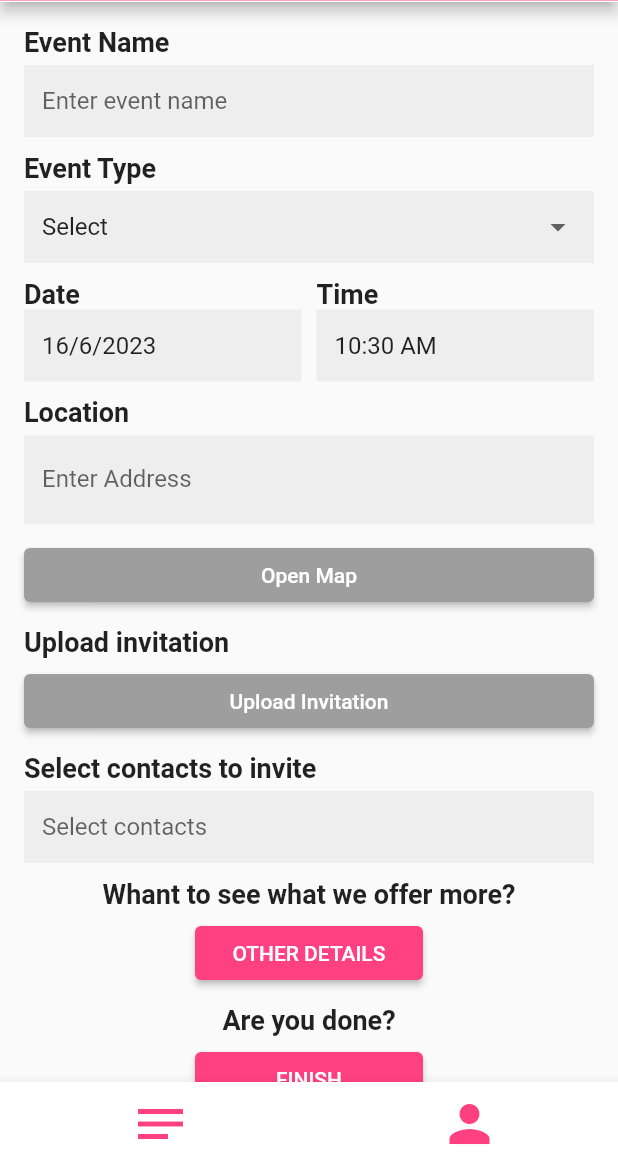
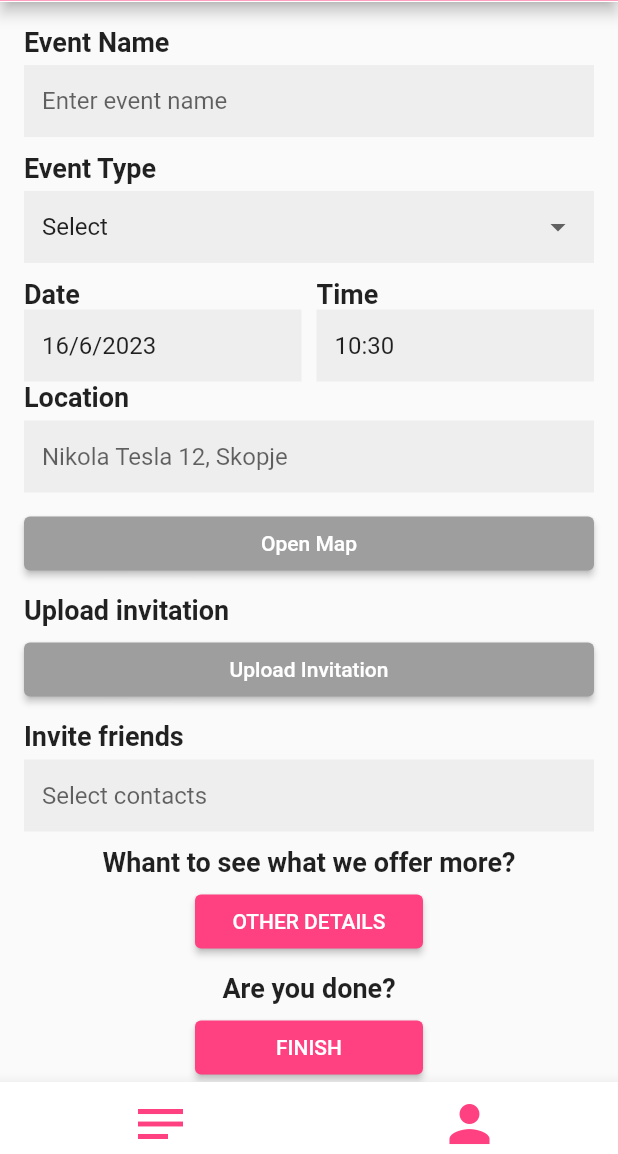
Before and after one commit to pecalevskastefani/event_planner, a Flutter app: the screen it shows after launch, after a tap on "CREATE EVENT", on a phone screen of 412 x 824 dp, the part 82-1236 px from its top. Run offline on Flutter 3.47's test engine with Material 2 defaults, Android fonts, the phone set to English and light mode, and no system bars; our stand-ins replace file_picker; network calls fail.

Commit message:
Code improvements

```diff
--- /dev/null
+++ b/lib/customViews/CustomAppBars.dart
@@ -0,0 +1,61 @@
+import 'package:flutter/material.dart';
+
+class CustomAppBar extends StatelessWidget implements PreferredSizeWidget {
+  final String title;
+
+  CustomAppBar({required this.title});
+
+  @override
+  Widget build(BuildContext context) {
+    return AppBar(
+      title: Text(title),
+      centerTitle: true,
+      backgroundColor: Colors.pinkAccent,
+      bottom: PreferredSize(
+        preferredSize: Size.fromHeight(0.0),
+        child: Container(
+          color: Colors.white,
+          height: 1.0,
+        ),
+      ),
+    );
+  }
+
+  @override
+  Size get preferredSize => Size.fromHeight(kToolbarHeight);
+}
+
+class CustomBottomAppBar extends StatelessWidget {
+  @override
+  Widget build(BuildContext context) {
+    return BottomAppBar(
+      child: Row(
+        mainAxisAlignment: MainAxisAlignment.spaceAround,
+        children: [
+          IconButton(
+            onPressed: () {
+              // Add functionality for notes icon
+              // Customize the behavior when the notes icon is pressed
+            },
+            icon: Icon(
+              Icons.notes,
+              size: 40.0,
+              color: Colors.pinkAccent,
+            ),
+          ),
+          IconButton(
+            onPressed: () {
+              // Add functionality for profile icon
+              // Customize the behavior when the profile icon is pressed
+            },
+            icon: Icon(
+              Icons.person,
+              size: 40.0,
+              color: Colors.pinkAccent,
+            ),
+          ),
+        ],
+      ),
+    );
+  }
+}
--- /dev/null
+++ b/lib/customViews/CustomDatePicker.dart
@@ -0,0 +1,54 @@
+import 'package:flutter/material.dart';
+import '../utils/create_event_utils.dart';
+
+
+class CustomDatePicker extends StatelessWidget {
+  final DateTime? selectedDate;
+  final void Function(DateTime) onDateSelected;
+
+  const CustomDatePicker({
+    required this.selectedDate,
+    required this.onDateSelected,
+  });
+
+  @override
+  Widget build(BuildContext context) {
+    return Column(
+      crossAxisAlignment: CrossAxisAlignment.stretch,
+      children: [
+        Text(
+          'Date',
+          style: TextStyle(
+            fontSize: 18.0,
+            fontWeight: FontWeight.bold,
+          ),
+        ),
+        InkWell(
+          onTap: () => EventUtils.selectDate(
+            context,
+            selectedDate!,
+                (DateTime date) {
+              onDateSelected(date);
+            },
+          ),
+          child: InputDecorator(
+            decoration: InputDecoration(
+              filled: true,
+              fillColor: Colors.grey[200],
+              border: InputBorder.none,
+              contentPadding: EdgeInsets.symmetric(vertical: 8.0, horizontal: 12.0),
+            ),
+            child: Text(
+              selectedDate != null
+                  ? '${selectedDate?.day}/${selectedDate?.month}/${selectedDate?.year}'
+                  : 'Select date',
+              style: TextStyle(
+                fontSize: 16.0,
+              ),
+            ),
+          ),
+        ),
+      ],
+    );
+  }
+}
--- /dev/null
+++ b/lib/customViews/CustomDropdownField.dart
@@ -0,0 +1,50 @@
+import 'package:flutter/material.dart';
+
+class CustomDropdownField extends StatelessWidget {
+  final String labelText;
+  final List<String> options;
+  final String? selectedValue;
+  final void Function(String?) onChanged;
+
+  CustomDropdownField({
+    required this.labelText,
+    required this.options,
+    required this.selectedValue,
+    required this.onChanged,
+  });
+
+  @override
+  Widget build(BuildContext context) {
+    return Column(
+      crossAxisAlignment: CrossAxisAlignment.stretch,
+      children: [
+        Text(
+          labelText,
+          style: TextStyle(
+            fontSize: 18.0,
+            fontWeight: FontWeight.bold,
+          ),
+        ),
+        SizedBox(height: 5.0),
+        DropdownButtonFormField<String>(
+          decoration: InputDecoration(
+            filled: true,
+            fillColor: Colors.grey[200],
+            border: InputBorder.none,
+            contentPadding: EdgeInsets.symmetric(vertical: 8.0, horizontal: 12.0),
+          ),
+          hint: Text('Select'),
+          value: selectedValue,
+          onChanged: onChanged,
+          items: options.map((item) {
+            return DropdownMenuItem<String>(
+              value: item,
+              child: Text(item),
+            );
+          }).toList(),
+        ),
+        SizedBox(height: 10.0),
+      ],
+    );
+  }
+}
--- /dev/null
+++ b/lib/customViews/CustomInputField.dart
@@ -0,0 +1,53 @@
+import 'package:flutter/material.dart';
+
+class CustomInputField extends StatefulWidget {
+  final String title;
+  final String placeholder;
+  final Function(String)? onChanged;
+
+  CustomInputField({
+    required this.title,
+    required this.placeholder,
+    this.onChanged,
+  });
+
+  @override
+  _CustomInputFieldState createState() => _CustomInputFieldState();
+}
+class _CustomInputFieldState extends State<CustomInputField> {
+  String _typedValue = '';
+
+  @override
+  Widget build(BuildContext context) {
+    return Column(
+      crossAxisAlignment: CrossAxisAlignment.stretch,
+      children: [
+        Text(
+          widget.title,
+          style: TextStyle(
+            fontSize: 18.0,
+            fontWeight: FontWeight.bold,
+          ),
+        ),
+        SizedBox(height: 5.0),
+        TextFormField(
+          decoration: InputDecoration(
+            hintText: widget.placeholder,
+            filled: true,
+            fillColor: Colors.grey[200],
+            border: InputBorder.none,
+          ),
+          onChanged: (value) {
+            setState(() {
+              _typedValue = value;
+            });
+            if (widget.onChanged != null) {
+              widget.onChanged!(value);
+            }
+          },
+        ),
+        SizedBox(height: 10.0),
+      ],
+    );
+  }
+}
--- /dev/null
+++ b/lib/customViews/CustomPrimaryButton.dart
@@ -0,0 +1,25 @@
+import 'package:flutter/material.dart';
+
+class CustomButton extends StatelessWidget {
+  final String text;
+  final VoidCallback onPressed;
+
+  const CustomButton({
+    required this.text,
+    required this.onPressed,
+  });
+
+  @override
+  Widget build(BuildContext context) {
+    return FractionallySizedBox(
+      widthFactor: 0.4,
+      child: ElevatedButton(
+        onPressed: onPressed,
+        child: Text(text),
+        style: ElevatedButton.styleFrom(
+          primary: Colors.pinkAccent,
+        ),
+      ),
+    );
+  }
+}
--- /dev/null
+++ b/lib/customViews/CustomTimePicker.dart
@@ -0,0 +1,54 @@
+import '../utils/create_event_utils.dart';
+import 'package:flutter/material.dart';
+
+
+class CustomTimePicker extends StatelessWidget {
+  final TimeOfDay? selectedTime;
+  final void Function(TimeOfDay) onTimeSelected;
+
+  const CustomTimePicker({
+    required this.selectedTime,
+    required this.onTimeSelected,
+  });
+
+  @override
+  Widget build(BuildContext context) {
+    return Column(
+      crossAxisAlignment: CrossAxisAlignment.stretch,
+      children: [
+        Text(
+          'Time',
+          style: TextStyle(
+            fontSize: 18.0,
+            fontWeight: FontWeight.bold,
+          ),
+        ),
+        InkWell(
+          onTap: () => EventUtils.selectTime(
+            context,
+            selectedTime!,
+                (TimeOfDay time) {
+              onTimeSelected(time);
+            },
+          ),
+          child: InputDecorator(
+            decoration: InputDecoration(
+              filled: true,
+              fillColor: Colors.grey[200],
+              border: InputBorder.none,
+              contentPadding: EdgeInsets.symmetric(vertical: 8.0, horizontal: 12.0),
+            ),
+            child: Text(
+              selectedTime != null
+                  ? '${selectedTime?.hour}:${selectedTime?.minute}'
+                  : 'Select time',
+              style: TextStyle(
+                fontSize: 16.0,
+              ),
+            ),
+          ),
+        ),
+      ],
+    );
+  }
+}
--- /dev/null
+++ b/lib/dataHolder/data_holder.dart
@@ -0,0 +1,38 @@
+class DataHolder {
+
+  // All events type
+  final List<String> eventTypes = [
+  'Select',
+  'Birthday',
+  'Wedding',
+  'Conference',
+  'Party',
+  ];
+
+  // Events other details
+  final List<String> catering = [
+    'Select',
+    'Wedding Catering',
+    'Corporate Catering',
+    'Social Event Catering',
+    'Concession Catering',
+  ];
+
+  final List<String> sweets = [
+    'Select',
+    'Cake',
+    'Cookies',
+    'Brownies',
+    'Muffins',
+    'Cheesecake',
+    'Candies',
+  ];
+
+  final List<String> music = [
+    'Select',
+    'Band',
+    'Dj',
+  ];
+
+
+}
--- a/lib/main.dart
+++ b/lib/main.dart
@@ -1,7 +1,8 @@
 import 'package:flutter/material.dart';
-import 'create_event.dart';
-import 'other_details.dart';
-import 'payment_details.dart';
+import 'customViews/CustomPrimaryButton.dart';
+import 'screens/createEvent/create_event.dart';
+import 'screens//eventOtherDetails/other_details.dart';
+import 'screens/paymentDetails/payment_details.dart';
 
 void main() {
   runApp(MyApp());
@@ -67,19 +68,11 @@ class HomePage extends StatelessWidget {
                 ),
               ),
               SizedBox(height: 40.0),
-              ElevatedButton(
+              CustomButton(
+                text: 'CREATE EVENT',
                 onPressed: () {
                   Navigator.pushNamed(context, '/create_event');
                 },
-                child: Text(
-                  'CREATE EVENT',
-                  style: TextStyle(
-                    fontWeight: FontWeight.bold,
-                  ),
-                ),
-                style: ElevatedButton.styleFrom(
-                  primary: Colors.pinkAccent,
-                ),
               ),
             ],
           ),
--- /dev/null
+++ b/lib/screens/createEvent/create_event.dart
@@ -0,0 +1,162 @@
+import 'package:flutter/material.dart';
+import '../../customViews/CustomAppBars.dart';
+import '../../customViews/CustomDatePicker.dart';
+import '../../customViews/CustomDropdownField.dart';
+import '../../customViews/CustomPrimaryButton.dart';
+import '../../customViews/CustomTimePicker.dart';
+import '../../dataHolder/data_holder.dart';
+import '../../utils/create_event_utils.dart';
+import '../../customViews/CustomInputField.dart';
+
+class CreateEventPage extends StatefulWidget {
+  @override
+  _CreateEventPageState createState() => _CreateEventPageState();
+}
+
+class _CreateEventPageState extends State<CreateEventPage> {
+  late String selectedEventType;
+  DateTime selectedDate = DateTime.now();
+  TimeOfDay selectedTime = TimeOfDay.now();
+  String? selectedFilePath;
+  var data = DataHolder();
+  final TextEditingController _addressController = TextEditingController();
+
+  @override
+  void initState() {
+    super.initState();
+    selectedEventType = data.eventTypes[0];
+  }
+
+  @override
+  Widget build(BuildContext context) {
+    return Scaffold(
+      appBar: CustomAppBar(title: 'Create Event'),
+      body: SingleChildScrollView(  // Wrap the Column with SingleChildScrollView
+        child: Padding(
+          padding: EdgeInsets.all(16.0),
+          child: Column(
+            crossAxisAlignment: CrossAxisAlignment.stretch,
+            children: [
+              CustomInputField(title: 'Event Name', placeholder: 'Enter event name'),
+              CustomDropdownField(
+                labelText: 'Event Type',
+                options: data.eventTypes,
+                selectedValue: selectedEventType,
+                onChanged: (value) {
+                  setState(() {
+                    if (value != null) {
+                     selectedEventType = value;
+                    }
+                  });
+                },
+              ),
+              Row(
+                children: [
+                  Expanded(
+                    child: Column(
+                      crossAxisAlignment: CrossAxisAlignment.start,
+                      children: [
+                        CustomDatePicker(
+                          selectedDate: selectedDate,
+                          onDateSelected: (DateTime date) {
+                            setState(() {
+                              selectedDate = date;
+                            });
+                          },
+                        ),
+                      ],
+                    ),
+                  ),
+                  SizedBox(width: 10.0),
+                  Expanded(
+                    child: Column(
+                      crossAxisAlignment: CrossAxisAlignment.start,
+                      children: [
+                        CustomTimePicker(
+                          selectedTime: selectedTime,
+                          onTimeSelected: (TimeOfDay time) {
+                            setState(() {
+                              selectedTime = time;
+                            });
+                          },
+                        ),
+                      ],
+                    ),
+                  ),
+                ],
+              ),
+            CustomInputField(
+            title: 'Location',
+            placeholder: 'Nikola Tesla 12, Skopje',
+            onChanged: (value) {
+              _addressController.text = value;
+            }),
+              ElevatedButton(
+                onPressed: () => EventUtils.openMap(_addressController.text),
+                child: Text('Open Map'),
+                style: ElevatedButton.styleFrom(
+                  primary: Colors.grey, // Set the button color to pink
+                ),
+              ),
+              SizedBox(height: 10.0),
+              Text(
+                'Upload invitation',
+                style: TextStyle(
+                  fontSize: 18.0,
+                  fontWeight: FontWeight.bold,
+                ),
+              ),
+              SizedBox(height: 5.0),
+              ElevatedButton(
+                onPressed: () => EventUtils.uploadFile((String filePath) {
+                  setState(() {
+                    selectedFilePath = filePath;
+                  });
+                }),
+                // Call the file upload function
+                child: Text('Upload Invitation'),
+                style: ElevatedButton.styleFrom(
+                  primary: Colors.grey, // Set the button color to pink
+                ),
+              ),
+              SizedBox(height: 10.0),
+              CustomInputField(title: 'Invite friends', placeholder: "Select contacts"),
+              Text(
+                'Whant to see what we offer more?',
+                style: TextStyle(
+                  fontSize: 18.0,
+                  fontWeight: FontWeight.bold,
+                ),
+                textAlign: TextAlign.center,
+              ),
+              SizedBox(height: 5.0),
+              CustomButton(
+                text: 'OTHER DETAILS',
+                onPressed: () {
+                  Navigator.pushNamed(context, '/other_details');
+                },
+              ),
+              SizedBox(height: 10.0),
+              Text(
+                'Are you done?',
+                textAlign: TextAlign.center,
+                style: TextStyle(
+                  fontSize: 18.0,
+                  fontWeight: FontWeight.bold,
+                ),
+              ),
+              SizedBox(height: 5.0),
+              CustomButton(
+                text: 'FINISH',
+                onPressed: () {
+                  Navigator.pushNamed(context, '/payment_details');
+                },
+              ),
+            ],
+          ),
+        ),
+      ),
+      bottomNavigationBar: CustomBottomAppBar(),
+    );
+  }
+}
--- /dev/null
+++ b/lib/screens/eventOtherDetails/other_details.dart
@@ -0,0 +1,70 @@
+import 'package:flutter/material.dart';
+import '/../customViews/CustomDropdownField.dart';
+import '/../customViews/CustomPrimaryButton.dart';
+import '/../customViews/CustomAppBars.dart';
+import '/../dataHolder/data_holder.dart';
+
+class OtherDetailsPage extends StatefulWidget {
+  @override
+  _OtherDetailsPageState createState() => _OtherDetailsPageState();
+}
+
+class _OtherDetailsPageState extends State<OtherDetailsPage> {
+  var data = DataHolder();
+  String? selectedCatering;
+  String? selectedSweets;
+  String? selectedMusic;
+
+  @override
+  Widget build(BuildContext context) {
+    return Scaffold(
+      appBar:CustomAppBar(title: 'Create Event'),
+      body: Padding(
+        padding: EdgeInsets.all(16.0),
+        child: Column(
+          crossAxisAlignment: CrossAxisAlignment.stretch,
+          children: [
+            CustomDropdownField(
+              labelText: 'Catering',
+              options: data.catering,
+              selectedValue: selectedCatering,
+              onChanged: (value) {
+                setState(() {
+                  selectedCatering = value;
+                });
+              },
+            ),
+            CustomDropdownField(
+              labelText: 'Sweets',
+              options: data.sweets,
+              selectedValue: selectedSweets,
+              onChanged: (value) {
+                setState(() {
+                  selectedSweets = value;
+                });
+              },
+            ),
+            CustomDropdownField(
+              labelText: 'Music',
+              options: data.music,
+              selectedValue: selectedMusic,
+              onChanged: (value) {
+                setState(() {
+                  selectedMusic = value;
+                });
+              },
+            ),
+            SizedBox(height: 30.0),
+            CustomButton(
+              text: 'FINISH',
+              onPressed: () {
+                Navigator.pushNamed(context, '/payment_details');
+              },
+            ),
+          ],
+        ),
+      ),
+      bottomNavigationBar: CustomBottomAppBar(),
+    );
+  }
+}
--- /dev/null
+++ b/lib/screens/paymentDetails/payment_details.dart
@@ -0,0 +1,17 @@
+import 'package:flutter/material.dart';
+import '../../customViews/CustomAppBars.dart';
+
+class PaymentDetailsPage extends StatefulWidget {
+  @override
+  _PaymentDetailsPageState createState() => _PaymentDetailsPageState();
+}
+
+class _PaymentDetailsPageState extends State<PaymentDetailsPage> {
+  @override
+  Widget build(BuildContext context) {
+    return Scaffold(
+      appBar: CustomAppBar(title: 'Payment Details'),
+      bottomNavigationBar: CustomBottomAppBar(),
+    );
+  }
+}
--- /dev/null
+++ b/lib/utils/create_event_utils.dart
@@ -0,0 +1,49 @@
+import 'package:flutter/material.dart';
+import 'package:file_picker/file_picker.dart';
+import 'package:url_launcher/url_launcher.dart';
+
+
+class EventUtils {
+  static Future<void> selectDate(BuildContext context, DateTime selectedDate, void Function(DateTime) setDate) async {
+    final DateTime? pickedDate = await showDatePicker(
+      context: context,
+      initialDate: selectedDate,
+      firstDate: DateTime(1900),
+      lastDate: DateTime(2100),
+    );
+
+    if (pickedDate != null) {
+      setDate(pickedDate);
+    }
+  }
+
+  static Future<void> selectTime(BuildContext context, TimeOfDay selectedTime, void Function(TimeOfDay) setTime) async {
+    final TimeOfDay? pickedTime = await showTimePicker(
+      context: context,
+      initialTime: selectedTime,
+    );
+
+    if (pickedTime != null) {
+      setTime(pickedTime);
+    }
+  }
+
+  static Future<void> uploadFile(void Function(String) setFilePath) async {
+    FilePickerResult? result = await FilePicker.platform.pickFiles(
+      type: FileType.image,
+    );
+    if (result != null) {
+      setFilePath(result.files.single.path!);
+    }
+  }
+
+  static void openMap(String address) async {
+    String mapUrl = 'https://www.google.com/maps/search/?api=1&query=${Uri.encodeComponent(address)}';
+    try {
+      await launch(mapUrl);
+    } catch (e) {
+      print('Could not launch $mapUrl: $e');
+    }
+  }
+
+}
```
